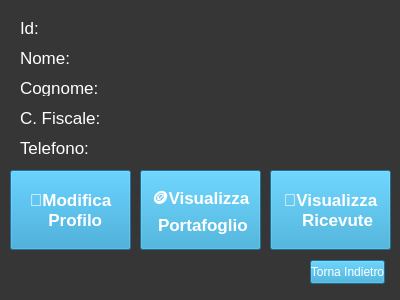
GiulianiM/Noleggio, file Viste/Cliente/GUI/profilo.ui: the form before one commit.
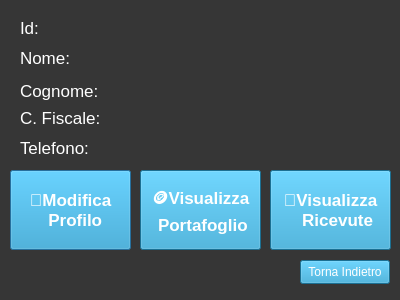
The form after the commit.

Patch:
```diff
--- a/Viste/Cliente/GUI/profilo.ui
+++ b/Viste/Cliente/GUI/profilo.ui
@@ -94,9 +94,9 @@
   <widget class="QPushButton" name="back_button">
    <property name="geometry">
     <rect>
-     <x>310</x>
+     <x>300</x>
      <y>260</y>
-     <width>75</width>
+     <width>90</width>
      <height>24</height>
     </rect>
    </property>
@@ -112,9 +112,9 @@
    <property name="geometry">
     <rect>
      <x>110</x>
-     <y>140</y>
-     <width>101</width>
-     <height>16</height>
+     <y>137</y>
+     <width>170</width>
+     <height>21</height>
     </rect>
    </property>
    <property name="font">
@@ -154,9 +154,9 @@
    <property name="geometry">
     <rect>
      <x>110</x>
-     <y>110</y>
-     <width>101</width>
-     <height>16</height>
+     <y>107</y>
+     <width>170</width>
+     <height>21</height>
     </rect>
    </property>
    <property name="font">
@@ -175,9 +175,9 @@
    <property name="geometry">
     <rect>
      <x>110</x>
-     <y>80</y>
-     <width>101</width>
-     <height>16</height>
+     <y>77</y>
+     <width>170</width>
+     <height>21</height>
     </rect>
    </property>
    <property name="font">
@@ -196,9 +196,9 @@
    <property name="geometry">
     <rect>
      <x>20</x>
-     <y>80</y>
+     <y>75</y>
      <width>81</width>
-     <height>16</height>
+     <height>31</height>
     </rect>
    </property>
    <property name="font">
@@ -238,9 +238,9 @@
    <property name="geometry">
     <rect>
      <x>110</x>
-     <y>50</y>
-     <width>101</width>
-     <height>16</height>
+     <y>47</y>
+     <width>170</width>
+     <height>21</height>
     </rect>
    </property>
    <property name="font">
@@ -259,9 +259,9 @@
    <property name="geometry">
     <rect>
      <x>110</x>
-     <y>20</y>
-     <width>101</width>
-     <height>16</height>
+     <y>17</y>
+     <width>170</width>
+     <height>21</height>
     </rect>
    </property>
    <property name="font">
```
Left out of the diff: 15 changed lines with no effect on the pictures.
